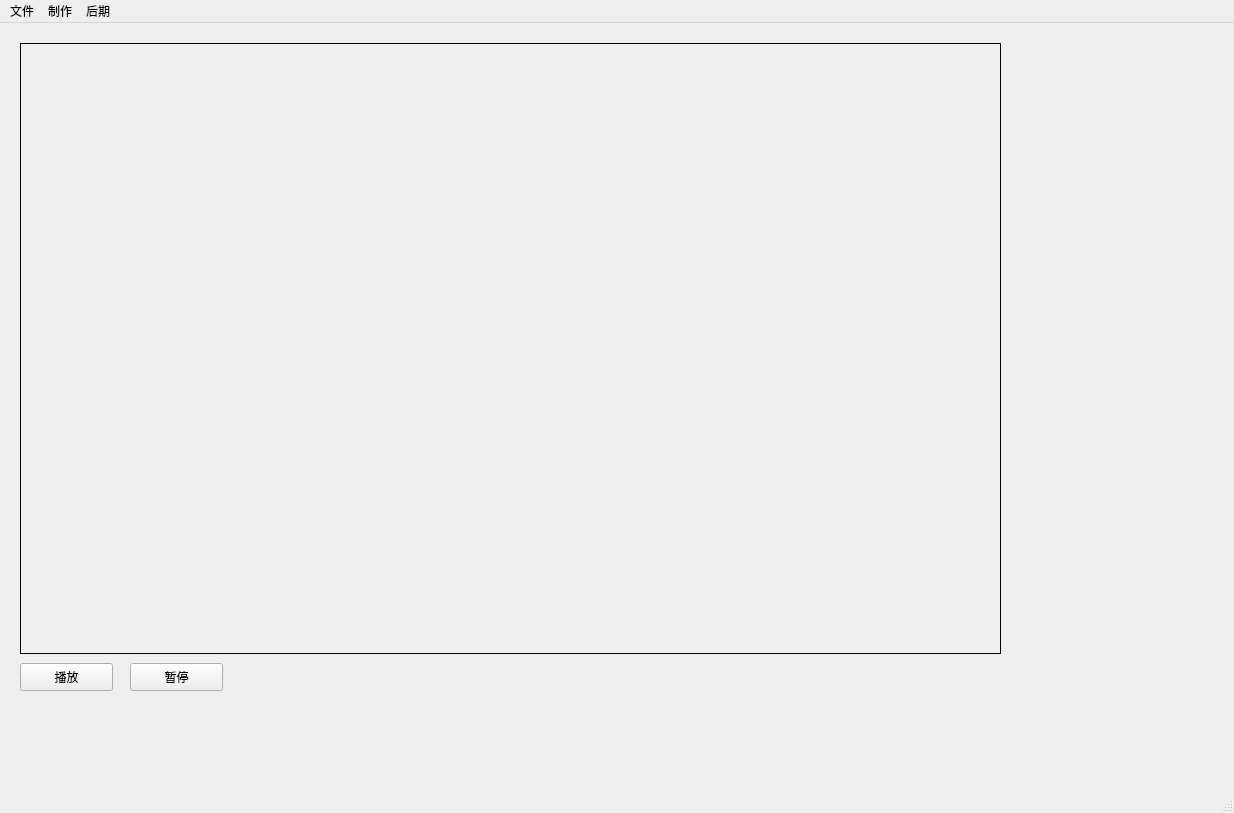
Old version of the form uiDemo10.ui in the repository DLighters/Opencv_ImageProcesser.
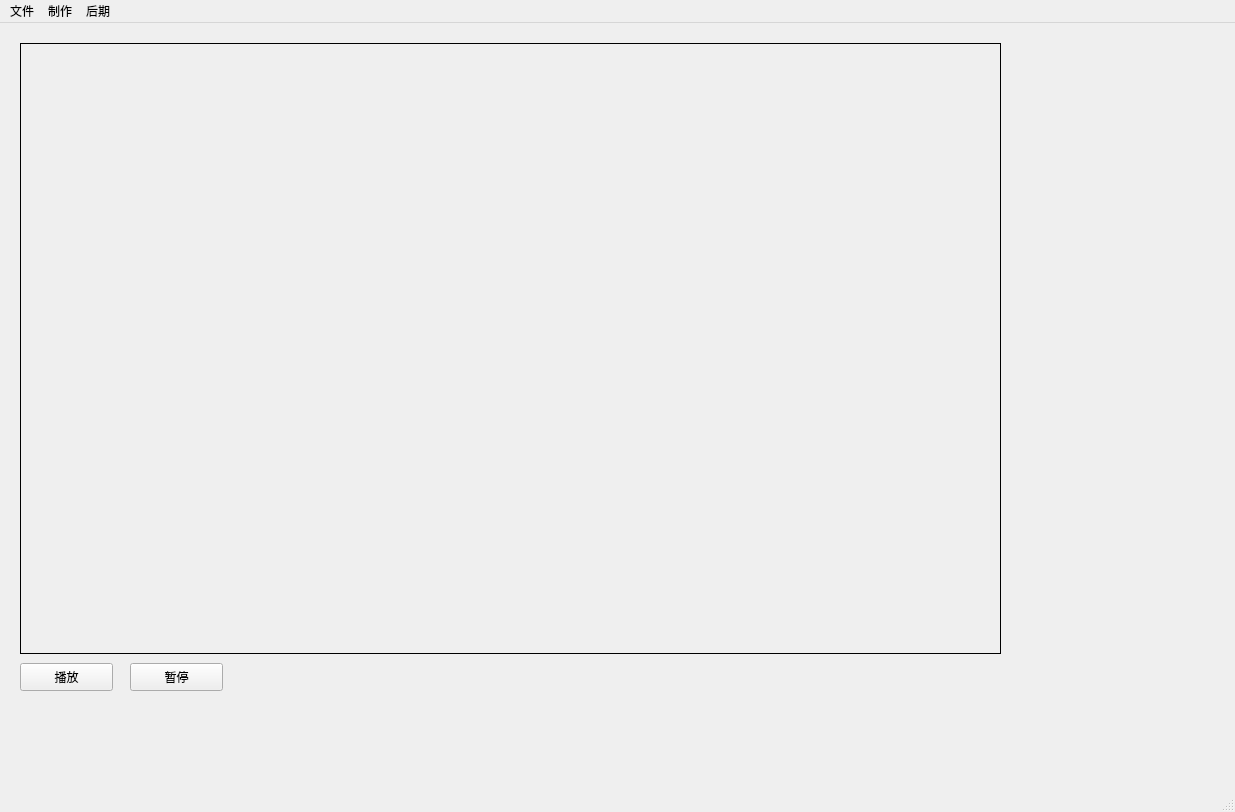
New version of the form.

What changed in the file:
```diff
--- a/uiDemo10.ui
+++ b/uiDemo10.ui
@@ -6,8 +6,8 @@
    <rect>
     <x>0</x>
     <y>0</y>
-    <width>1234</width>
-    <height>813</height>
+    <width>1235</width>
+    <height>812</height>
    </rect>
   </property>
   <property name="windowTitle">
@@ -68,7 +68,7 @@
     <rect>
      <x>0</x>
      <y>0</y>
-     <width>1234</width>
+     <width>1235</width>
      <height>26</height>
     </rect>
    </property>
```
